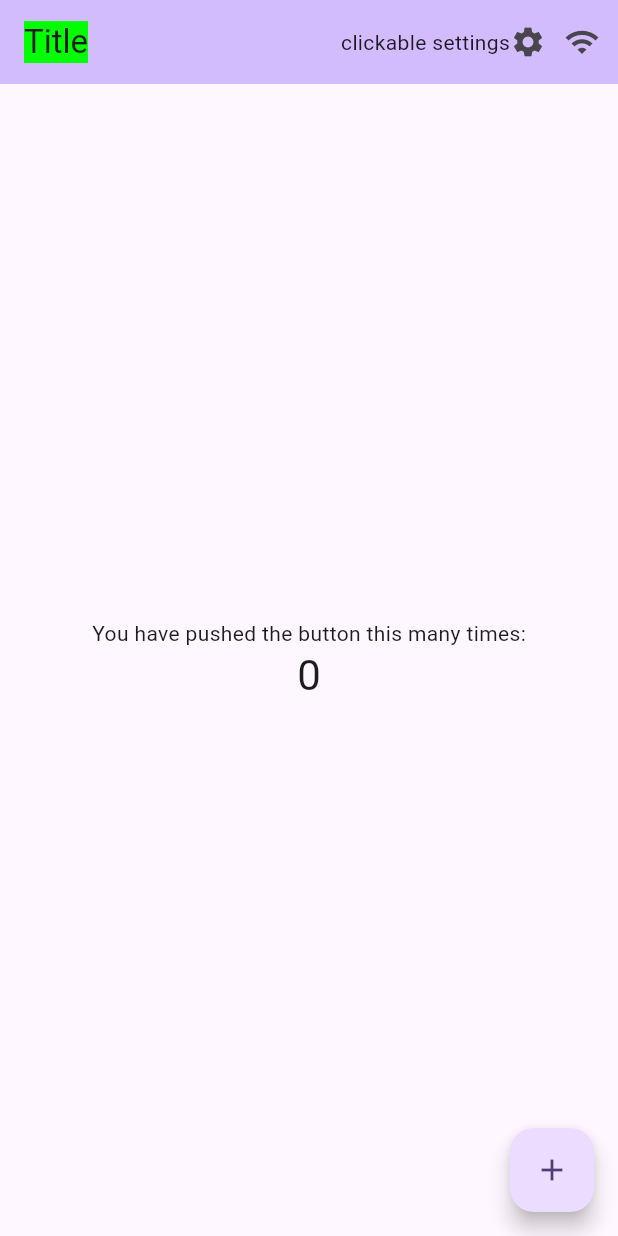
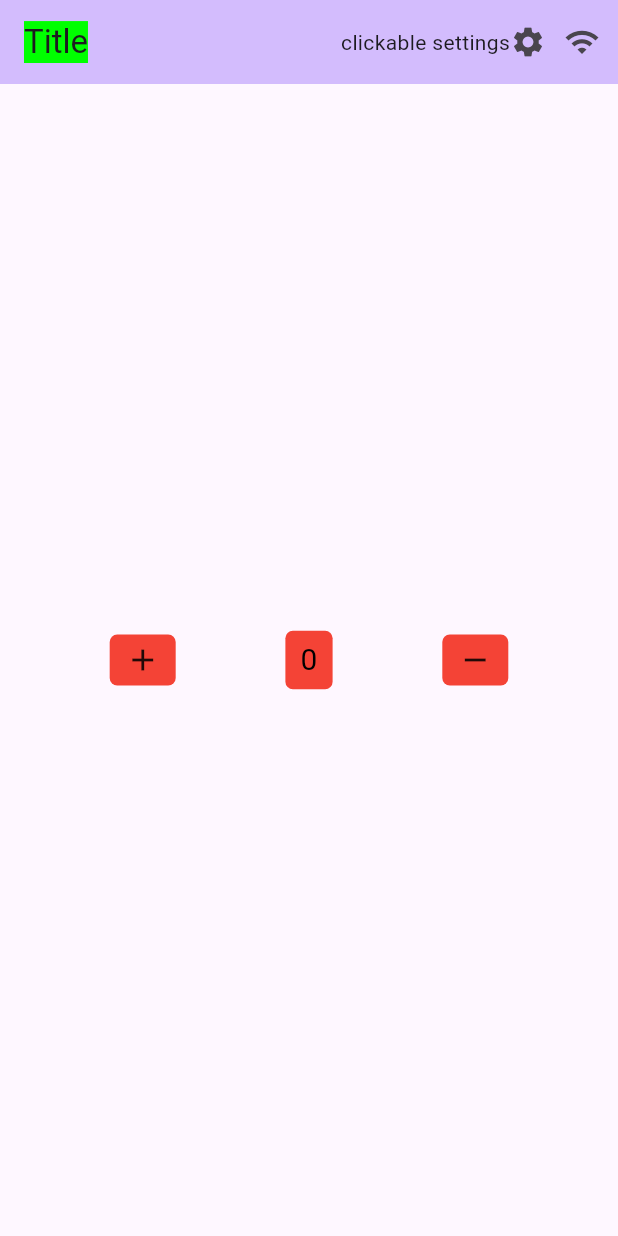
Before and after one commit to Marsel-prof/flutterjul, a Flutter app: the screen it shows after launch, on a phone screen of 412 x 824 dp. Run offline on Flutter 3.47's test engine with Material 3 defaults, Android fonts, the phone set to English and light mode, and no system bars.

Commit message:
flutter-session2

```diff
--- a/lib/main.dart
+++ b/lib/main.dart
@@ -35,12 +35,6 @@ class MyHomePage extends StatefulWidget {
 class _MyHomePageState extends State<MyHomePage> {
   int _counter = 0;
 
-  void _incrementCounter() {
-    setState(() {
-      _counter++;
-    });
-  }
-
 // this is the build widget
   @override
   Widget build(BuildContext context) {
@@ -72,24 +66,99 @@ class _MyHomePageState extends State<MyHomePage> {
           ], // take list of widget
         ),
         body: Center(
-        child: Column(
-          mainAxisAlignment: MainAxisAlignment.center,
-          children: <Widget>[
-            const Text(
-              'You have pushed the button this many times:',
+            //* this widget is center all elements under his space that have
+            child: Row(
+          // this widget take list of widget and it let the widget next each other in row
+          //* and  i have Column widget
+          mainAxisAlignment: MainAxisAlignment
+              .spaceEvenly, //# to control with position of items
+          children: [
+            //? list of widget
+            InkWell(
+              //? to add the counter when click on box put all container inside InkWell widget
+              onTap: () => {
+                setState(() {
+                  //# setState it method that make rerender to the page when i click
+                  //# on box the counter will increase but if i don't use setState then i can't see changes
+                  _counter++;
+                })
+              },
+              child: Container(
+                  // in this widget i have all access to control in style of it
+                  //color: Colors.green, //! will get error because you use decoration
+                  decoration: BoxDecoration(
+                      //! when you use decoration you can't use property outside of decoration style
+                      //! EX: if you try to add color outside of decoration you will get error
+                      color: Colors.red,
+                      borderRadius:
+                          BorderRadius.circular(5)), // decor of container
+                  padding:
+                      const EdgeInsets.symmetric(horizontal: 10, vertical: 5),
+                  //# space between container and text in vertical and horizontal side
+                  //? padding:const EdgeInsets.all(12.5), => in all side will affect with space
+
+                  child: const Icon(Icons.add)),
             ),
-            Text(
-              '$_counter',
-              style: Theme.of(context).textTheme.headlineMedium,
+            InkWell(
+              //? to add the counter when click on box put all container inside InkWell widget
+              onTap: () => {
+                setState(() {
+                  //# setState it method that make rerender to the page when i click
+                  //# on box the counter will increase but if i don't use setState then i can't see changes
+                  _counter++;
+                })
+              },
+              child: Container(
+                // in this widget i have all access to control in style of it
+                //color: Colors.green, //! will get error because you use decoration
+                decoration: BoxDecoration(
+                    //! when you use decoration you can't use property outside of decoration style
+                    //! EX: if you try to add color outside of decoration you will get error
+                    color: Colors.red,
+                    borderRadius:
+                        BorderRadius.circular(5)), // decor of container
+                padding:
+                    const EdgeInsets.symmetric(horizontal: 10, vertical: 5),
+                //# space between container and text in vertical and horizontal side
+                //? padding:const EdgeInsets.all(12.5), => in all side will affect with space
+
+                child: Text(
+                  "$_counter",
+                  style: const TextStyle(
+                    fontSize: 20, // size of text
+                    color: Colors.black, // color of text
+                    backgroundColor:
+                        Colors.transparent, // background text just not all box
                   ),
-          ],
+                ), // to use variable inside widget use $ _Name of variable
               ),
             ),
-      floatingActionButton: FloatingActionButton(
-        onPressed: _incrementCounter,
-        tooltip: 'Increment',
-        child: const Icon(Icons.add),
+            InkWell(
+              //? to add the counter when click on box put all container inside InkWell widget
+              onTap: () => {
+                setState(() {
+                  //# setState it method that make rerender to the page when i click
+                  //# on box the counter will increase but if i don't use setState then i can't see changes
+                  _counter--;
+                })
+              },
+              child: Container(
+                  // in this widget i have all access to control in style of it
+                  //color: Colors.green, //! will get error because you use decoration
+                  decoration: BoxDecoration(
+                      //! when you use decoration you can't use property outside of decoration style
+                      //! EX: if you try to add color outside of decoration you will get error
+                      color: Colors.red,
+                      borderRadius:
+                          BorderRadius.circular(5)), // decor of container
+                  padding:
+                      const EdgeInsets.symmetric(horizontal: 10, vertical: 5),
+                  //# space between container and text in vertical and horizontal side
+                  //? padding:const EdgeInsets.all(12.5), => in all side will affect with space
+
+                  child: const Icon(Icons.remove)),
             ), // This trailing comma makes auto-formatting nicer for build methods.
-    );
+          ],
+        )));
   }
 }
```
Also changed, not shown: 6 other files. Lines whose indentation alone changed are shown as unchanged.
